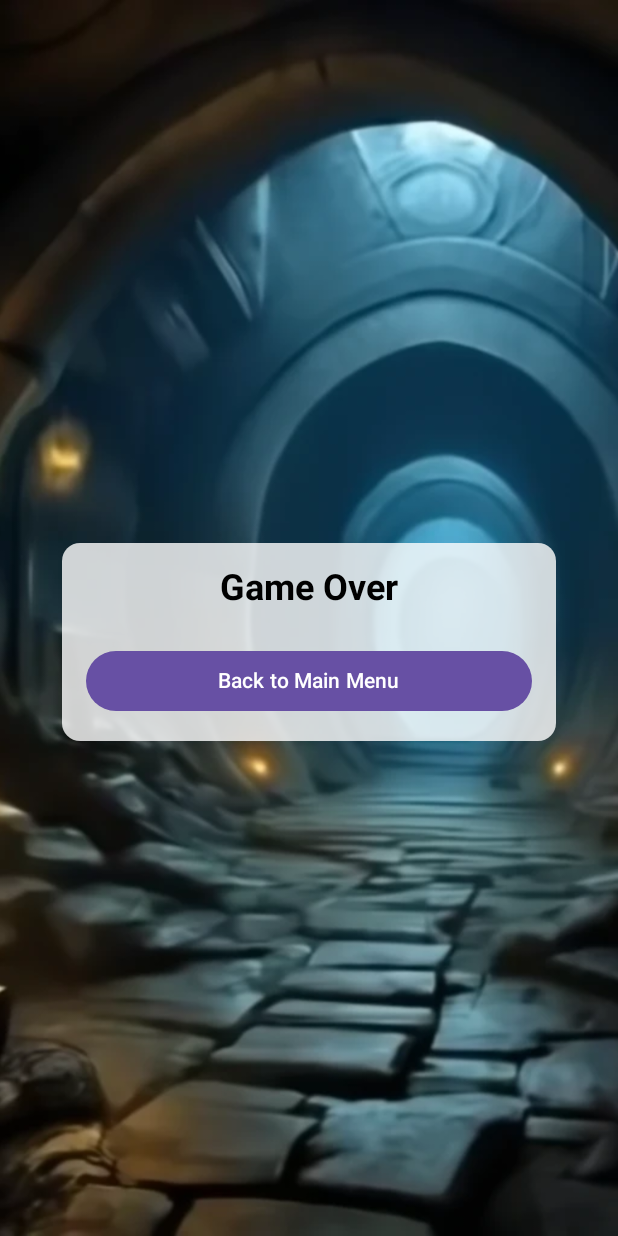
After one commit to Travis975/Team-Null-CSTP2205-Android-Programming, an Android app built with Jetpack Compose: the GameOverScreen screen opened through its navigation route, on a phone screen of 412 x 824 dp. The commit adds this screen. Run offline under Robolectric (Android 15) with nearby library versions, the phone set to English and light mode, and no system bars; our stand-ins replace Firebase (no records; nobody signed in at launch, a user with empty details on screens opened directly).

Commit message:
added routing to a basic game over screen - WIP. But fixed game timer consistancy by adding it to the GameViewModel.kt and the required functionality for timer.

```diff
--- a/app/src/main/java/com/example/overrun/enitities/DefineAppConstant.kt
+++ b/app/src/main/java/com/example/overrun/enitities/DefineAppConstant.kt
@@ -11,6 +11,7 @@ enum class Route(val path : String){
     START_GAME("startGame"),
     CONTROLS("controls"),
     LEVEL_1("level1"),
-    LEVEL_2("level2")
+    LEVEL_2("level2"),
+    GAMEOVER("gameOver")
 
 }
--- a/app/src/main/java/com/example/overrun/navigation/Routes.kt
+++ b/app/src/main/java/com/example/overrun/navigation/Routes.kt
@@ -12,6 +12,7 @@ import androidx.navigation.compose.rememberNavController
 import com.example.overrun.enitities.GameViewModel
 import com.example.overrun.enitities.Route.*
 import com.example.overrun.ui.screens.ControlsScreen
+import com.example.overrun.ui.screens.GameOverScreen
 import com.example.overrun.ui.screens.HomeScreen
 import com.example.overrun.ui.screens.Level1_Screen
 import com.example.overrun.ui.screens.MainMenuScreen
@@ -41,5 +42,6 @@ fun AppRoutes() {
         composable(START_GAME.path) { StartGameScreen(navController) }
         composable(CONTROLS.path) { ControlsScreen(navController)  }
         composable(SETTINGS.path) { SettingsScreen(navController) }
+        composable(GAMEOVER.path) { GameOverScreen(navController) }
     }
 }
--- a/app/src/main/java/com/example/overrun/ui/components/Pause_Menu.kt
+++ b/app/src/main/java/com/example/overrun/ui/components/Pause_Menu.kt
@@ -48,7 +48,7 @@ fun PauseMenu(onResume: () -> Unit, onQuit: () -> Unit) {
                 onClick = onQuit,
                 modifier = Modifier.fillMaxWidth().padding(8.dp)
             ) {
-                Text("Quit to Menu")
+                Text("Quit Game")
             }
         }
     }
--- /dev/null
+++ b/app/src/main/java/com/example/overrun/ui/screens/GameOverScreen.kt
@@ -0,0 +1,85 @@
+package com.example.overrun.ui.screens
+
+import androidx.compose.foundation.Image
+import androidx.compose.foundation.background
+import androidx.compose.foundation.layout.Arrangement
+import androidx.compose.foundation.layout.Box
+import androidx.compose.foundation.layout.Column
+import androidx.compose.foundation.layout.Spacer
+import androidx.compose.foundation.layout.fillMaxSize
+import androidx.compose.foundation.layout.fillMaxWidth
+import androidx.compose.foundation.layout.height
+import androidx.compose.foundation.layout.padding
+import androidx.compose.foundation.shape.RoundedCornerShape
+import androidx.compose.material3.Button
+import androidx.compose.material3.Text
+import androidx.compose.runtime.Composable
+import androidx.compose.ui.Alignment
+import androidx.compose.ui.Modifier
+import androidx.compose.ui.graphics.Color
+import androidx.compose.ui.layout.ContentScale
+import androidx.compose.ui.res.painterResource
+import androidx.compose.ui.text.font.FontWeight
+import androidx.compose.ui.unit.dp
+import androidx.compose.ui.unit.sp
+import androidx.navigation.NavController
+import com.example.overrun.R
+import com.example.overrun.enitities.Route.HOME
+import com.example.overrun.enitities.Route.MAIN_MENU
+import com.example.overrun.enitities.Route.SIGNIN
+
+@Composable
+fun GameOverScreen(navController: NavController) {
+    Box(
+        modifier = Modifier.fillMaxSize()
+    ) {
+        // Background Image
+        Image(
+            painter = painterResource(id = R.drawable.escape_background),
+            contentDescription = "Background",
+            modifier = Modifier.fillMaxSize(),
+            contentScale = ContentScale.Crop
+        )
+
+        // Foreground Content
+        Column(
+            modifier = Modifier
+                .fillMaxSize()
+                .padding(top = 32.dp),
+            horizontalAlignment = Alignment.CenterHorizontally,
+            verticalArrangement = Arrangement.Center,
+        ) {
+            Box(
+                modifier = Modifier
+                    .fillMaxWidth(0.8f)  // 80% width of the screen
+                    .background(
+                        color = Color.White.copy(alpha = 0.8f),
+                        shape = RoundedCornerShape(12.dp)  // Rounded corners
+                    )
+                    .padding(16.dp)
+            ) {
+                Column(
+                    horizontalAlignment = Alignment.CenterHorizontally,
+                    verticalArrangement = Arrangement.Center,
+                    modifier = Modifier.fillMaxWidth()
+                ) {
+                    Text(
+                        text = "Game Over",
+                        fontSize = 24.sp,
+                        fontWeight = FontWeight.Bold,
+                        color = Color.Black
+                    )
+
+                    Spacer(modifier = Modifier.height(24.dp))
+
+                    Button(
+                        onClick = { navController.navigate(MAIN_MENU.path) },
+                        modifier = Modifier.fillMaxWidth()
+                    ) {
+                        Text("Back to Main Menu")
+                    }
+                }
+            }
+        }
+    }
+}
```
Also changed, not shown: app/src/main/java/com/example/overrun/enitities/GameViewModel.kt (+20 -2 lines), app/src/main/java/com/example/overrun/ui/screens/Level1_Screen.kt (+13 -18 lines), app/src/main/java/com/example/overrun/ui/screens/Level2_Screen.kt (+13 -16 lines), app/src/main/res/drawable/banished_background.png (added), app/src/main/res/drawable/escape_background.png (added).
